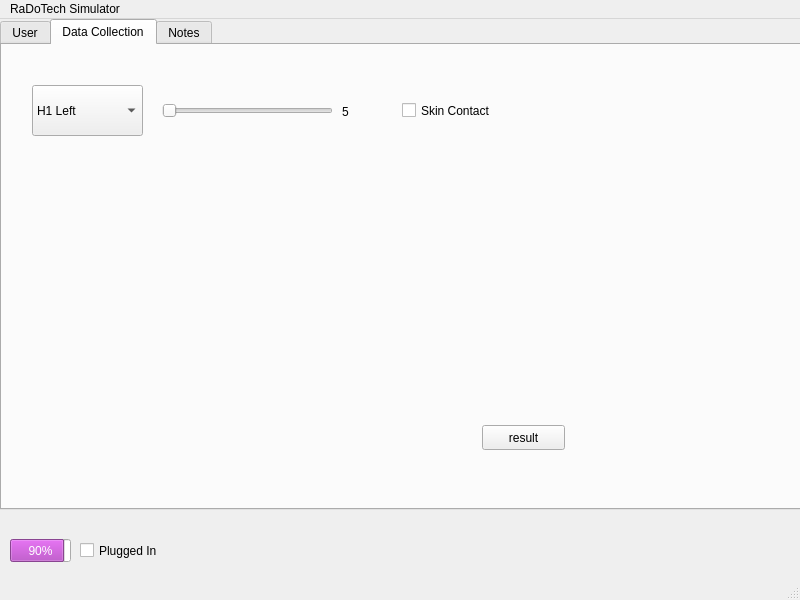
Before: the Qt Designer form mainwindow.ui in Matt-desousa/COMP3004-FinalProject, drawn with Qt 5.
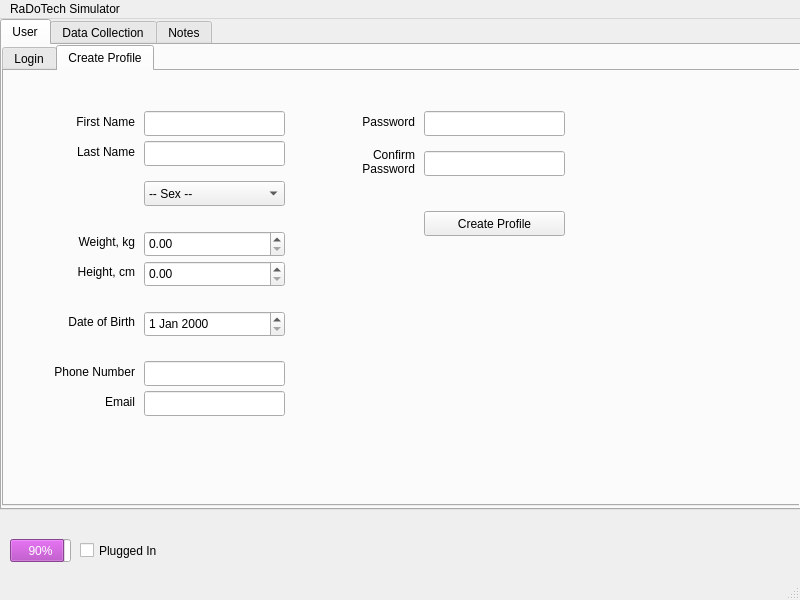
After: the same form once the commit is applied. The open tabs and pages were chosen to show the change.

Commit message: Created the Users class, defs.h file, and main window.

Patch:
```diff
--- a/mainwindow.ui
+++ b/mainwindow.ui
@@ -99,12 +99,385 @@
      </rect>
     </property>
     <property name="currentIndex">
-     <number>1</number>
+     <number>0</number>
     </property>
-    <widget class="QWidget" name="tab">
+    <widget class="QWidget" name="tabUser">
      <attribute name="title">
       <string>User</string>
      </attribute>
+     <widget class="QTabWidget" name="tabWidget_2">
+      <property name="geometry">
+       <rect>
+        <x>0</x>
+        <y>0</y>
+        <width>801</width>
+        <height>461</height>
+       </rect>
+      </property>
+      <property name="currentIndex">
+       <number>0</number>
+      </property>
+      <widget class="QWidget" name="tab">
+       <attribute name="title">
+        <string>Login</string>
+       </attribute>
+       <widget class="QComboBox" name="cmbProfile">
+        <property name="geometry">
+         <rect>
+          <x>300</x>
+          <y>100</y>
+          <width>161</width>
+          <height>61</height>
+         </rect>
+        </property>
+       </widget>
+       <widget class="QLineEdit" name="txtLoginPass">
+        <property name="geometry">
+         <rect>
+          <x>300</x>
+          <y>190</y>
+          <width>161</width>
+          <height>25</height>
+         </rect>
+        </property>
+        <property name="text">
+         <string/>
+        </property>
+       </widget>
+       <widget class="QLabel" name="label_24">
+        <property name="geometry">
+         <rect>
+          <x>201</x>
+          <y>190</y>
+          <width>71</width>
+          <height>20</height>
+         </rect>
+        </property>
+        <property name="text">
+         <string>Password</string>
+        </property>
+        <property name="alignment">
+         <set>Qt::AlignRight|Qt::AlignTrailing|Qt::AlignVCenter</set>
+        </property>
+       </widget>
+      </widget>
+      <widget class="QWidget" name="tab_4">
+       <attribute name="title">
+        <string>Create Profile</string>
+       </attribute>
+       <widget class="QLineEdit" name="txtFName">
+        <property name="geometry">
+         <rect>
+          <x>140</x>
+          <y>40</y>
+          <width>141</width>
+          <height>25</height>
+         </rect>
+        </property>
+       </widget>
+       <widget class="QLabel" name="label_15">
+        <property name="geometry">
+         <rect>
+          <x>40</x>
+          <y>40</y>
+          <width>91</width>
+          <height>21</height>
+         </rect>
+        </property>
+        <property name="layoutDirection">
+         <enum>Qt::RightToLeft</enum>
+        </property>
+        <property name="text">
+         <string>First Name</string>
+        </property>
+        <property name="alignment">
+         <set>Qt::AlignRight|Qt::AlignTrailing|Qt::AlignVCenter</set>
+        </property>
+       </widget>
+       <widget class="QLabel" name="label_16">
+        <property name="geometry">
+         <rect>
+          <x>40</x>
+          <y>70</y>
+          <width>91</width>
+          <height>21</height>
+         </rect>
+        </property>
+        <property name="layoutDirection">
+         <enum>Qt::RightToLeft</enum>
+        </property>
+        <property name="text">
+         <string>Last Name</string>
+        </property>
+        <property name="alignment">
+         <set>Qt::AlignRight|Qt::AlignTrailing|Qt::AlignVCenter</set>
+        </property>
+       </widget>
+       <widget class="QLineEdit" name="txtLName">
+        <property name="geometry">
+         <rect>
+          <x>140</x>
+          <y>70</y>
+          <width>141</width>
+          <height>25</height>
+         </rect>
+        </property>
+       </widget>
+       <widget class="QLabel" name="label_17">
+        <property name="geometry">
+         <rect>
+          <x>40</x>
+          <y>160</y>
+          <width>91</width>
+          <height>21</height>
+         </rect>
+        </property>
+        <property name="layoutDirection">
+         <enum>Qt::RightToLeft</enum>
+        </property>
+        <property name="text">
+         <string>Weight, kg</string>
+        </property>
+        <property name="alignment">
+         <set>Qt::AlignRight|Qt::AlignTrailing|Qt::AlignVCenter</set>
+        </property>
+       </widget>
+       <widget class="QComboBox" name="cmbSex">
+        <property name="geometry">
+         <rect>
+          <x>140</x>
+          <y>110</y>
+          <width>141</width>
+          <height>25</height>
+         </rect>
+        </property>
+        <property name="layoutDirection">
+         <enum>Qt::LeftToRight</enum>
+        </property>
+        <property name="autoFillBackground">
+         <bool>false</bool>
+        </property>
+        <item>
+         <property name="text">
+          <string>-- Sex --</string>
+         </property>
+        </item>
+        <item>
+         <property name="text">
+          <string>Male</string>
+         </property>
+        </item>
+        <item>
+         <property name="text">
+          <string>Female</string>
+         </property>
+        </item>
+        <item>
+         <property name="text">
+          <string>Prefer Not to Say</string>
+         </property>
+        </item>
+       </widget>
+       <widget class="QDoubleSpinBox" name="dsbWeight">
+        <property name="geometry">
+         <rect>
+          <x>140</x>
+          <y>160</y>
+          <width>141</width>
+          <height>26</height>
+         </rect>
+        </property>
+       </widget>
+       <widget class="QLabel" name="label_18">
+        <property name="geometry">
+         <rect>
+          <x>40</x>
+          <y>190</y>
+          <width>91</width>
+          <height>21</height>
+         </rect>
+        </property>
+        <property name="layoutDirection">
+         <enum>Qt::RightToLeft</enum>
+        </property>
+        <property name="text">
+         <string>Height, cm</string>
+        </property>
+        <property name="alignment">
+         <set>Qt::AlignRight|Qt::AlignTrailing|Qt::AlignVCenter</set>
+        </property>
+       </widget>
+       <widget class="QDoubleSpinBox" name="dsbHeight">
+        <property name="geometry">
+         <rect>
+          <x>140</x>
+          <y>190</y>
+          <width>141</width>
+          <height>26</height>
+         </rect>
+        </property>
+       </widget>
+       <widget class="QDateEdit" name="datDOB">
+        <property name="geometry">
+         <rect>
+          <x>140</x>
+          <y>240</y>
+          <width>141</width>
+          <height>26</height>
+         </rect>
+        </property>
+       </widget>
+       <widget class="QLabel" name="label_19">
+        <property name="geometry">
+         <rect>
+          <x>40</x>
+          <y>240</y>
+          <width>91</width>
+          <height>21</height>
+         </rect>
+        </property>
+        <property name="layoutDirection">
+         <enum>Qt::RightToLeft</enum>
+        </property>
+        <property name="text">
+         <string>Date of Birth</string>
+        </property>
+        <property name="alignment">
+         <set>Qt::AlignRight|Qt::AlignTrailing|Qt::AlignVCenter</set>
+        </property>
+       </widget>
+       <widget class="QLabel" name="label_20">
+        <property name="geometry">
+         <rect>
+          <x>20</x>
+          <y>290</y>
+          <width>111</width>
+          <height>21</height>
+         </rect>
+        </property>
+        <property name="layoutDirection">
+         <enum>Qt::RightToLeft</enum>
+        </property>
+        <property name="text">
+         <string>Phone Number</string>
+        </property>
+        <property name="alignment">
+         <set>Qt::AlignRight|Qt::AlignTrailing|Qt::AlignVCenter</set>
+        </property>
+       </widget>
+       <widget class="QLineEdit" name="txtPhoneNum">
+        <property name="geometry">
+         <rect>
+          <x>140</x>
+          <y>290</y>
+          <width>141</width>
+          <height>25</height>
+         </rect>
+        </property>
+       </widget>
+       <widget class="QLineEdit" name="txtEmail">
+        <property name="geometry">
+         <rect>
+          <x>140</x>
+          <y>320</y>
+          <width>141</width>
+          <height>25</height>
+         </rect>
+        </property>
+       </widget>
+       <widget class="QLabel" name="label_21">
+        <property name="geometry">
+         <rect>
+          <x>40</x>
+          <y>320</y>
+          <width>91</width>
+          <height>21</height>
+         </rect>
+        </property>
+        <property name="layoutDirection">
+         <enum>Qt::RightToLeft</enum>
+        </property>
+        <property name="text">
+         <string>Email</string>
+        </property>
+        <property name="alignment">
+         <set>Qt::AlignRight|Qt::AlignTrailing|Qt::AlignVCenter</set>
+        </property>
+       </widget>
+       <widget class="QLineEdit" name="txtConPass">
+        <property name="geometry">
+         <rect>
+          <x>420</x>
+          <y>80</y>
+          <width>141</width>
+          <height>25</height>
+         </rect>
+        </property>
+       </widget>
+       <widget class="QLineEdit" name="txtPass">
+        <property name="geometry">
+         <rect>
+          <x>420</x>
+          <y>40</y>
+          <width>141</width>
+          <height>25</height>
+         </rect>
+        </property>
+       </widget>
+       <widget class="QLabel" name="label_22">
+        <property name="geometry">
+         <rect>
+          <x>320</x>
+          <y>40</y>
+          <width>91</width>
+          <height>21</height>
+         </rect>
+        </property>
+        <property name="layoutDirection">
+         <enum>Qt::RightToLeft</enum>
+        </property>
+        <property name="text">
+         <string>Password</string>
+        </property>
+        <property name="alignment">
+         <set>Qt::AlignRight|Qt::AlignTrailing|Qt::AlignVCenter</set>
+        </property>
+       </widget>
+       <widget class="QLabel" name="label_23">
+        <property name="geometry">
+         <rect>
+          <x>310</x>
+          <y>70</y>
+          <width>101</width>
+          <height>41</height>
+         </rect>
+        </property>
+        <property name="layoutDirection">
+         <enum>Qt::RightToLeft</enum>
+        </property>
+        <property name="text">
+         <string>Confirm 
+Password</string>
+        </property>
+        <property name="alignment">
+         <set>Qt::AlignRight|Qt::AlignTrailing|Qt::AlignVCenter</set>
+        </property>
+       </widget>
+       <widget class="QPushButton" name="btnCreateProfile">
+        <property name="geometry">
+         <rect>
+          <x>420</x>
+          <y>140</y>
+          <width>141</width>
+          <height>25</height>
+         </rect>
+        </property>
+        <property name="text">
+         <string>Create Profile</string>
+        </property>
+       </widget>
+      </widget>
+     </widget>
     </widget>
     <widget class="QWidget" name="tab_2">
      <attribute name="title">
```
The commit also changes 4 other files.
